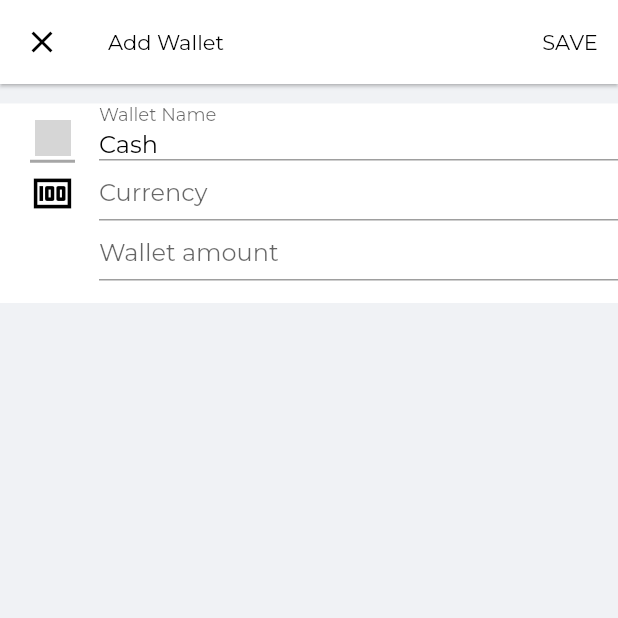
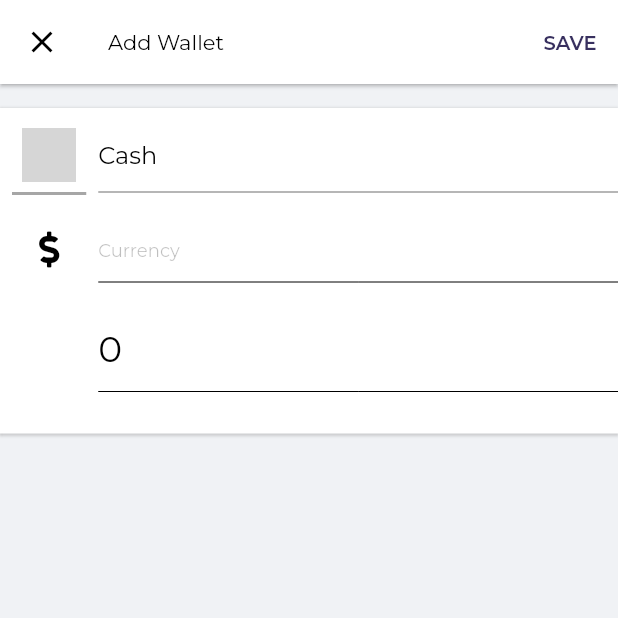
Before and after one commit to princ3od/Keepital, a Flutter app: the AddWalletScreen screen opened by its route, on a phone screen of 412 x 824 dp, the top half of it. Run offline on Flutter 3.47's test engine with Material 2 defaults, Android fonts, the phone set to English and light mode, and no system bars; our stand-ins replace animated_text_kit, cloud_firestore, firebase_auth, firebase_core, flutter_spinkit, flutter_svg and 10 more; missing offline and left inert: currency_picker; accounts and stored records are empty; statements that could not run were skipped; grey boxes are pictures that could not be loaded.

Commit message:
[AddWalletScreen]: implement backend

```diff
--- a/lib/app/modules/add_wallet/screen/add_wallet_screen.dart
+++ b/lib/app/modules/add_wallet/screen/add_wallet_screen.dart
@@ -1,8 +1,12 @@
 import 'package:flutter/material.dart';
+import 'package:font_awesome_flutter/font_awesome_flutter.dart';
 import 'package:get/get.dart';
 import 'package:keepital/app/core/theme/app_theme.dart';
+import 'package:keepital/app/core/utils/utils.dart';
+import 'package:keepital/app/global_widgets/clickable_list_item.dart';
+import 'package:keepital/app/global_widgets/section_panel.dart';
+import 'package:keepital/app/global_widgets/textfield_with_icon_picker_item.dart';
 import 'package:keepital/app/modules/add_wallet/add_wallet_controller.dart';
-import 'package:keepital/app/modules/add_wallet/widgets/underline_wallet_iconbutton.dart';
 import 'package:keepital/app/routes/pages.dart';
 
 class AddWalletScreen extends StatelessWidget {
@@ -17,7 +21,7 @@ class AddWalletScreen extends StatelessWidget {
             color: AppTheme.currentTheme.iconTheme.color,
           ),
           onPressed: () {
-            _controller.onClosed();
+            // _controller.onClosed();
             Get.back();
           },
         ),
@@ -27,140 +31,55 @@ class AddWalletScreen extends StatelessWidget {
         ),
         actions: [
           TextButton(
-              onPressed: () async {
-                await _controller.handAddWallet();
-              },
-              child: Text(
-                'SAVE',
-                style: AppTheme.currentTheme.textTheme.headline6,
-              ))
+            onPressed: () async {
+              await _controller.onSave(context);
+            },
+            child: Text(
+              'SAVE',
+            ),
+          )
         ],
         elevation: 1,
       ),
-      body: Center(
-        child: Column(
-          children: [
-            SizedBox(
-              height: 13,
-            ),
-            Container(
-              color: AppTheme.currentTheme.backgroundColor,
-              height: 133,
+      body: Column(
+        children: [
+          const SizedBox(height: 16),
+          Obx(
+            () => SectionPanel(
+              padding: EdgeInsets.only(bottom: 20),
               child: Column(
                 children: [
-                  Container(
-                    padding: EdgeInsets.fromLTRB(20, 0, 0, 0),
-                    height: 40,
-                    child: Row(
-                      children: [
-                        Obx(
-                          () => UnderlineWalletIconButton(
-                            onPresed: () {
-                              _controller.showIconCategoryPicker();
-                            },
-                            assetGenImagePath: _controller.walletIconPath.value,
-                          ),
-                        ),
-                        SizedBox(
-                          width: 16,
-                        ),
-                        Expanded(
-                          child: TextFormField(
-                            controller: _controller.walletNameTextEditingController,
-                            style: Theme.of(context).textTheme.headline5,
-                            textAlign: TextAlign.left,
-                            decoration: InputDecoration(
-                              border: UnderlineInputBorder(),
-                              labelText: "Wallet Name",
-                              isDense: true,
-                              contentPadding: EdgeInsets.symmetric(horizontal: 0, vertical: 0),
-                            ),
-                          ),
-                        ),
-                      ],
+                  TextfieldWithIconPicker(
+                    textEditingController: _controller.walletNameTextEditingController,
+                    onPressed: () => _controller.selectIcon(context),
+                    iconId: _controller.walletIconPath.value,
+                  ),
+                  ClickableListItem(
+                    hintText: 'currency'.tr,
+                    leading: Icon(
+                      FontAwesomeIcons.dollarSign,
                     ),
+                    text: _controller.currencyName.value,
+                    onPressed: () => _controller.showWalletCurrencyPicker(context),
                   ),
-                  Container(
-                    height: 40,
-                    padding: EdgeInsets.fromLTRB(20, 0, 0, 0),
-                    child: Row(
-                      crossAxisAlignment: CrossAxisAlignment.center,
-                      mainAxisAlignment: MainAxisAlignment.center,
-                      children: [
-                        Obx(
-                          () => (_controller.currencySymbol.value == "")
-                              ? Icon(
-                                  Icons.money,
-                                  size: 30,
-                                )
-                              : SizedBox(
-                                  width: 30,
-                                  child: Text(
-                                    _controller.currencySymbol.value,
-                                    style: AppTheme.currentTheme.textTheme.headline6!.copyWith(fontWeight: FontWeight.w600),
-                                    textAlign: TextAlign.center,
-                                  ),
-                                ),
-                        ),
-                        SizedBox(
-                          width: 16,
-                        ),
-                        Expanded(
-                          child: TextField(
-                            style: Theme.of(context).textTheme.headline5,
-                            textAlign: TextAlign.left,
-                            enabled: true,
-                            showCursor: false,
-                            readOnly: true,
-                            decoration: InputDecoration(
-                              labelText: 'Currency'.tr,
-                              isDense: true,
-                              contentPadding: EdgeInsets.symmetric(horizontal: 0, vertical: 0),
-                            ),
-                            onTap: () => _controller.showWalletCurrencyPicker(context),
-                            controller: _controller.currencyTextEditingController,
-                          ),
-                        ),
-                      ],
-                    ),
+                  ClickableListItem(
+                    text: _controller.walletAmount.value.readable,
+                    textSize: 24,
+                    onPressed: () async {
+                      FocusScope.of(context).requestFocus(new FocusNode());
+                      var result = await Get.toNamed(Routes.amountKeyboard, arguments: _controller.walletAmount.toString());
+                      if (result != null) {
+                        _controller.walletAmount.value = double.parse(result);
+                        _controller.walletAmountTextEditingController.text = result;
+                      }
+                    },
+                    hintText: 'Wallet amount'.tr,
                   ),
-                  Container(
-                    height: 40,
-                    padding: EdgeInsets.fromLTRB(20, 0, 0, 0),
-                    child: Row(
-                      children: [
-                        SizedBox(
-                          width: 46,
-                        ),
-                        Expanded(
-                          child: TextFormField(
-                            style: Theme.of(context).textTheme.headline5,
-                            textAlign: TextAlign.left,
-                            enabled: true,
-                            showCursor: false,
-                            readOnly: true,
-                            decoration: InputDecoration(
-                              border: UnderlineInputBorder(),
-                              labelText: "Wallet amount",
-                              isDense: true,
-                              contentPadding: EdgeInsets.symmetric(horizontal: 0, vertical: 0),
-                            ),
-                            controller: _controller.walletAmountTextEditingController,
-                            onTap: () async {
-                              var result = await Get.toNamed(Routes.amountKeyboard);
-                              print(result);
-                            },
-                          ),
-                        ),
-                      ],
-                    ),
-                  ),
-                  Spacer(),
                 ],
               ),
             ),
-          ],
-        ),
+          ),
+        ],
       ),
     );
   }
--- a/lib/app/modules/add_wallet/screen/first_wallet_screen.dart
+++ b/lib/app/modules/add_wallet/screen/first_wallet_screen.dart
@@ -98,7 +98,7 @@ class FirstWalletScreen extends StatelessWidget {
               width: 250,
               child: TextButton(
                 onPressed: () async {
-                  await _controller.handAddWallet();
+                  await _controller.onSave(context);
                 },
                 child: Obx(
                   () => (_controller.isLoading.value)
--- a/lib/app/routes/pages.dart
+++ b/lib/app/routes/pages.dart
@@ -105,7 +105,7 @@ abstract class AppPages {
     ),
     GetPage(
       name: Routes.amountKeyboard,
-      page: () => EnterAmountScreen(),
+      page: () => EnterAmountScreen(currentAmount: Get.arguments),
     ),
   ];
 }
```
Also changed, not shown: lib/app/global_widgets/amount_keyboard.dart (+11 -0 lines), lib/app/modules/add_wallet/add_wallet_controller.dart (+30 -40 lines).
